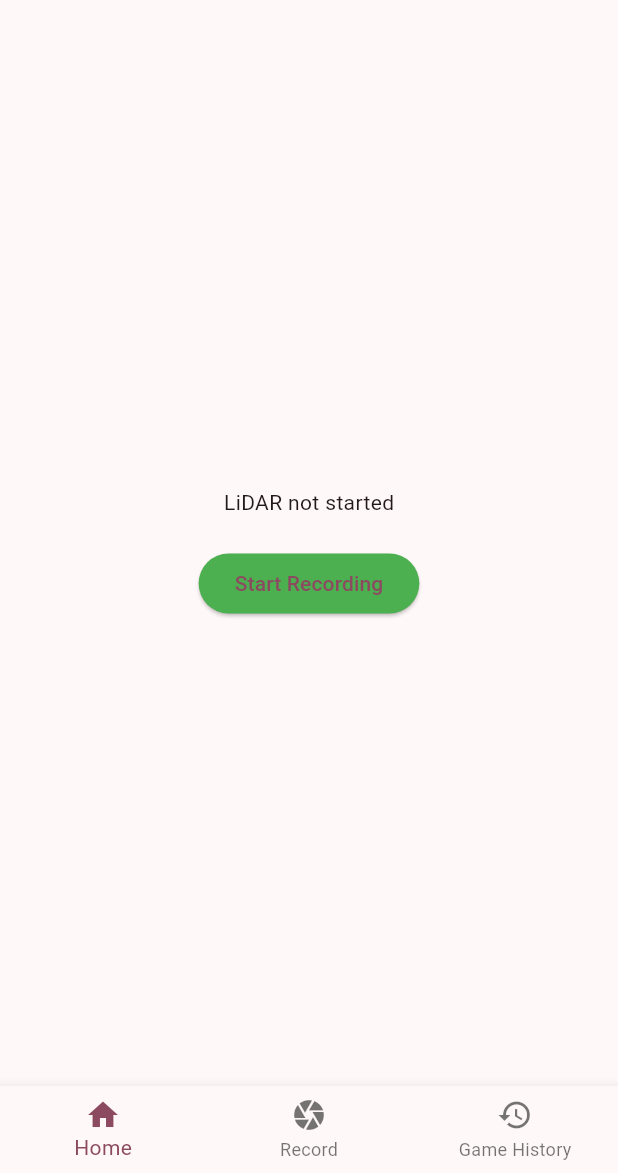
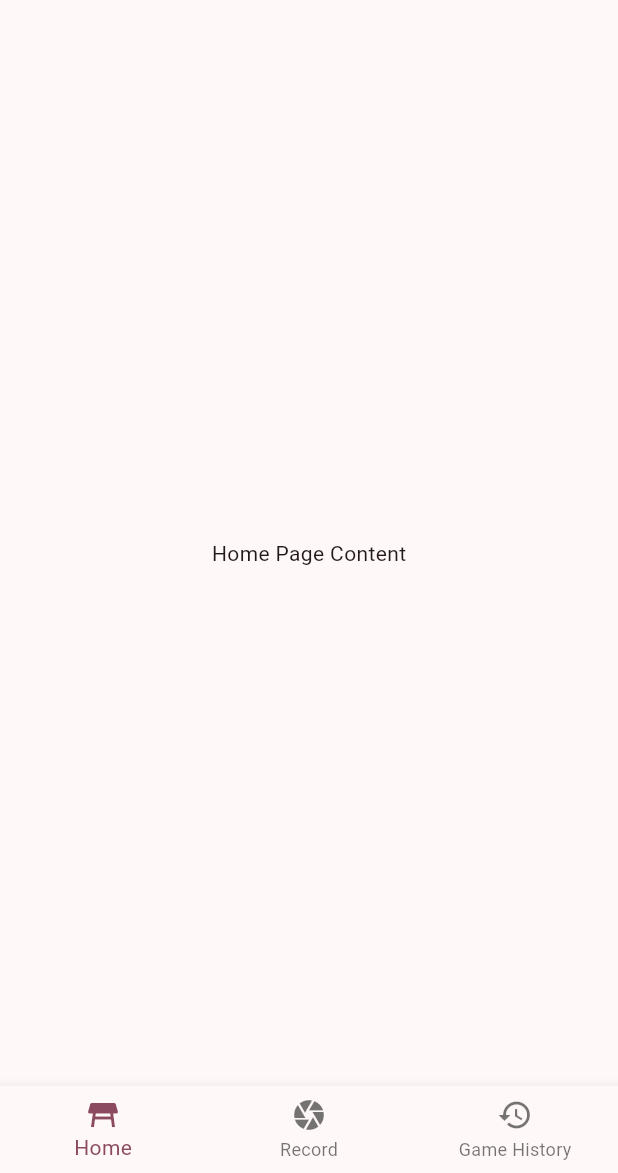
Before and after one commit to EitanTreiger/Ping-Pong, a Flutter app: the screen it shows after launch, on a phone screen of 412 x 824 dp, the part 63-1236 px from its top. Run offline on Flutter 3.47's test engine with Material 3 defaults, Android fonts, the phone set to English and light mode, and no system bars; our stand-ins replace camera, fluttertoast, permission_handler, share_plus.

Commit message:
Changes to UI, and addition of table selection. Please do not git force.

```diff
--- a/flutter_ping_pong_test_1/lib/main.dart
+++ b/flutter_ping_pong_test_1/lib/main.dart
@@ -4,11 +4,12 @@ import 'package:flutter_ping_pong_test_1/record_module.dart';
 import 'package:permission_handler/permission_handler.dart';
 import 'package:camera/camera.dart';
 import 'package:fluttertoast/fluttertoast.dart';
+
 import 'data_storage.dart';
-import 'package:http/http.dart' as http;
-import 'dart:convert';
-import 'package:flutter/services.dart';
-import 'package:share_plus/share_plus.dart';
+//import 'package:http/http.dart' as http;
+//import 'dart:convert';
+//import 'package:flutter/services.dart';
+//import 'package:share_plus/share_plus.dart';
 
 List<CameraDescription> cameras = [];
 
@@ -30,14 +31,59 @@ class _MyBottomNavBarScreenState extends State<MyBottomNavBarScreen> {
   int _currentIndex = 0;
 
   final List<Widget> _pages = [
+    HomePage(),
+    //HomePage(),
     //GyroscopeExample(),
-    TestAPIPage(),
-    //const HomePage(),
+    //TestAPIPage(),
     VideoRecorderScreen(),
     //TakePictureScreen(camera: cameras.first),
     HistoryPage(),
   ];
 
+  @override
+  Widget build(BuildContext context) {
+     return OrientationBuilder(
+      builder: (context, orientation) {
+        // Check the current orientation
+        final bool isPortrait = orientation == Orientation.portrait;
+
+        return Scaffold(
+          appBar: isPortrait ? AppBar(
+            title: const Text('Ping Pong Pros'),
+          ) : null,
+          body: IndexedStack(
+            index: _currentIndex,
+            children: _pages,
+          ),
+          bottomNavigationBar: BottomNavigationBar(
+            currentIndex: _currentIndex,
+            onTap: (index) {
+              setState(() {
+                if (index == 1) {
+                  requestCameraPermission();
+                }
+                _currentIndex = index;
+              });
+            },
+            items: const [
+              BottomNavigationBarItem(
+                icon: Icon(Icons.table_restaurant),
+                label: 'Home',
+              ),
+              BottomNavigationBarItem(
+                icon: Icon(Icons.camera),
+                label: 'Record',
+              ),
+              BottomNavigationBarItem(
+                icon: Icon(Icons.history),
+                label: 'Game History',
+              ),
+            ],
+          ),
+        );
+      });
+  }
+  /*
   @override
   Widget build(BuildContext context) {
     return Scaffold(
@@ -60,7 +106,7 @@ class _MyBottomNavBarScreenState extends State<MyBottomNavBarScreen> {
         },
         items: const [
           BottomNavigationBarItem(
-            icon: Icon(Icons.home),
+            icon: Icon(Icons.table_restaurant),
             label: 'Home',
           ),
           BottomNavigationBarItem(
@@ -75,8 +121,10 @@ class _MyBottomNavBarScreenState extends State<MyBottomNavBarScreen> {
       ),
     );
   }
+  */
 }
 
+/*
 class TestAPIPage extends StatefulWidget {
   @override
   _TestAPIState createState() => _TestAPIState();
@@ -156,6 +204,7 @@ class _TestAPIState extends State<TestAPIPage> {
     );
   }
 }
+*/
 
 /*
 class GyroscopeExample extends StatefulWidget {
@@ -186,6 +235,16 @@ class _GyroscopeExampleState extends State<GyroscopeExample> {
 }
 */
 
+class HomePage extends StatelessWidget {
+  const HomePage({super.key});
+
+  @override
+  Widget build(BuildContext context) {
+    return const Center(child: Text('Home Page Content'));
+  }
+}
+
+/*
 class CameraPage extends StatefulWidget {
   const CameraPage({super.key});
 
@@ -237,6 +296,7 @@ class ProfilePage extends StatelessWidget {
     return const Center(child: Text('Profile Page Content'));
   }
 }
+*/
 
 class MyApp extends StatelessWidget {
   const MyApp({super.key});
```
Also changed, not shown: flutter_ping_pong_test_1/lib/record_module.dart (+170 -36 lines).
